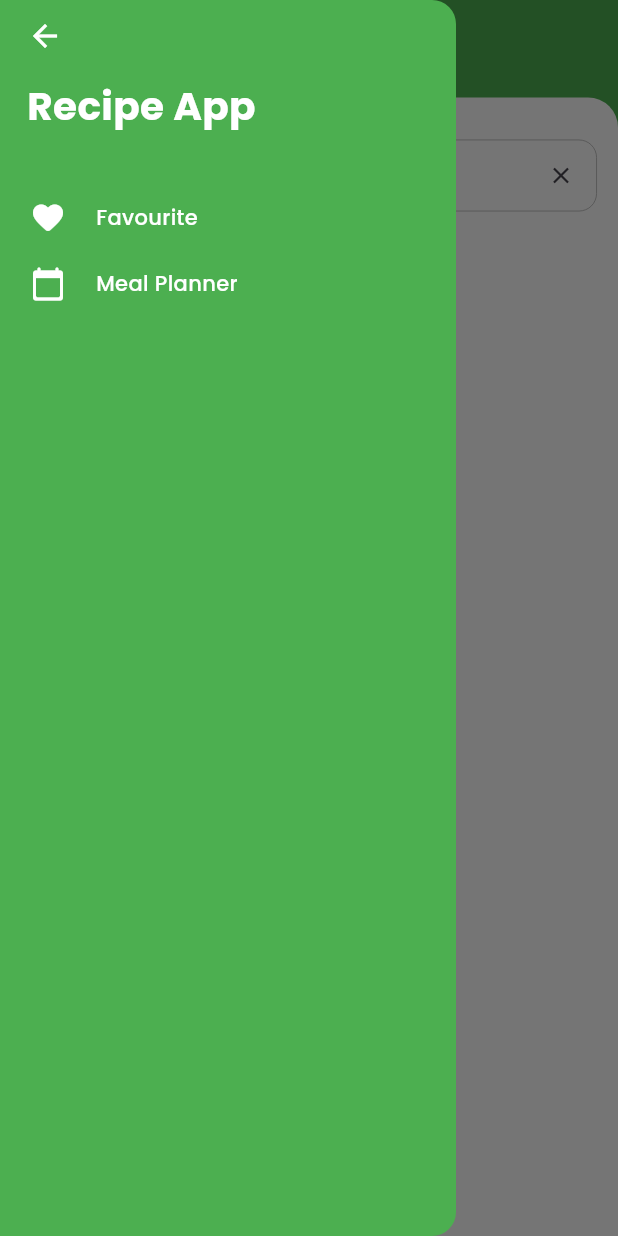
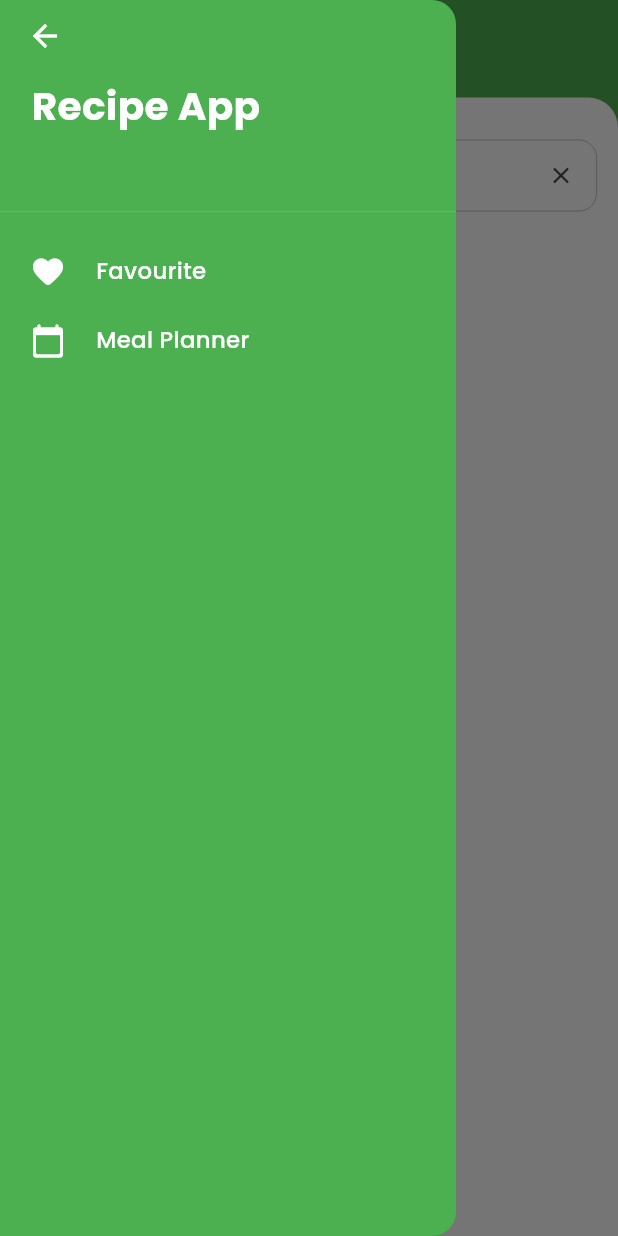
Before and after one commit to MayYaminThant/meal_planner, a Flutter app: the screen it shows after launch, after a tap on the "menu" icon, on a phone screen of 412 x 824 dp. Run offline on Flutter 3.47's test engine with Material 3 defaults, Android fonts, the phone set to English and light mode, and no system bars; our stand-ins replace cached_network_image, connectivity_plus, dio, flutter_dotenv, flutter_html, google_fonts and 2 more; accounts and stored records are empty; network calls fail.

Commit message:
fix and rechange the design

```diff
--- a/lib/components/common_utils.dart
+++ b/lib/components/common_utils.dart
@@ -1,4 +1,4 @@
-import 'package:meal_planner/components/export_files.dart';
+import '../components/export_files.dart';
 
 class CommonUtils {
   static void showAlertDialogWithOkButton({
--- a/lib/components/export_files.dart
+++ b/lib/components/export_files.dart
@@ -9,6 +9,7 @@ export '../controllers/wifi_controller.dart';
 export '../hive/hive_boxes.dart';
 export '../hive/meal_plan_hive_service.dart';
 export '../models/analyzed_instruction.dart';
+export '../models/cache_time.dart';
 export '../models/ent.dart';
 export '../models/ingredient.dart';
 export '../models/length.dart';
--- a/lib/controllers/recipe_controller.dart
+++ b/lib/controllers/recipe_controller.dart
@@ -1,10 +1,13 @@
 import 'package:connectivity_plus/connectivity_plus.dart';
 import 'package:hive_flutter/hive_flutter.dart';
-import 'package:meal_planner/components/export_files.dart';
-import 'package:meal_planner/hive/favourite_recipe_hive_service.dart';
-import 'package:meal_planner/services/api.dart';
+
+import '../components/export_files.dart';
+import '../hive/favourite_recipe_hive_service.dart';
+import '../services/api.dart';
 
 class RecipeController extends ChangeNotifier {
+  static const cacheDuration = Duration(minutes: 1);
+
   String? _searchKey;
   String? get searchKey => _searchKey;
   set searchKey(String? searchKey) {
@@ -64,10 +67,6 @@ class RecipeController extends ChangeNotifier {
     }
   }
 
-  bool isFavourite(int id) {
-    return _favRecipeList.any((r) => r.id == id);
-  }
-
   Future<bool> checkOfflineConnectivity() async {
     final connectivity = await Connectivity().checkConnectivity();
     return connectivity.contains(ConnectivityResult.none);
@@ -89,6 +88,17 @@ class RecipeController extends ChangeNotifier {
     if (await checkOfflineConnectivity()) {
       return;
     }
+
+    // todo: I temporarily turned it off because I was worried it might not work with the new data, but after turning it back on, it worked fine.
+    final Box<CacheTime> cacheBox = HiveBoxes.getCacheBox();
+    if (cacheBox.isNotEmpty) {
+      final cache = cacheBox.getAt(0)!;
+      final now = DateTime.now();
+      if (now.difference(cache.lastUpdated) < cacheDuration) {
+        return;
+      }
+    }
+
     recipeList.clear();
     isLoading = true;
 
@@ -96,6 +106,8 @@ class RecipeController extends ChangeNotifier {
       if (response != null &&
           (response.statusCode == 200 || response.statusCode == 201) &&
           response.data != null) {
+        await cacheBox.clear();
+        await cacheBox.add(CacheTime(lastUpdated: DateTime.now()));
         if (response.data['recipes'] is List) {
           final List<dynamic> results = response.data['recipes'];
           for (var data in results) {
@@ -128,6 +140,16 @@ class RecipeController extends ChangeNotifier {
     if (await checkOfflineConnectivity()) {
       return;
     }
+
+    // todo: I temporarily turned it off because I was worried it might not work with the new data, but after turning it back on, it worked fine
+    final Box<CacheTime> cacheBox = HiveBoxes.getCacheBox();
+    if (cacheBox.isNotEmpty) {
+      final cache = cacheBox.getAt(0)!;
+      final now = DateTime.now();
+      if (now.difference(cache.lastUpdated) < cacheDuration) {
+        return;
+      }
+    }
     recipeList.clear();
     isLoading = true;
 
@@ -136,6 +158,8 @@ class RecipeController extends ChangeNotifier {
       if (response != null &&
           (response.statusCode == 200 || response.statusCode == 201) &&
           response.data != null) {
+        await cacheBox.clear();
+        await cacheBox.add(CacheTime(lastUpdated: DateTime.now()));
         if (response.data is List) {
           for (var data in response.data) {
             _recipeList.add(Recipe.fromJson(data));
--- a/lib/controllers/wifi_controller.dart
+++ b/lib/controllers/wifi_controller.dart
@@ -1,4 +1,4 @@
-import 'package:meal_planner/components/export_files.dart';
+import '../components/export_files.dart';
 
 class WifiController extends ChangeNotifier {
   bool _isOffline = false;
--- a/lib/hive/hive_boxes.dart
+++ b/lib/hive/hive_boxes.dart
@@ -7,4 +7,5 @@ class HiveBoxes {
   static Box<dynamic> getFavouriteIdBox() =>
       Hive.box<dynamic>('favouriteIdBox');
   static Box<MealPlan> getMealPlanBox() => Hive.box<MealPlan>('mealPlans');
+  static Box<CacheTime> getCacheBox() => Hive.box<CacheTime>('cacheBox');
 }
--- a/lib/main.dart
+++ b/lib/main.dart
@@ -1,8 +1,8 @@
 import 'package:flutter_dotenv/flutter_dotenv.dart';
 import 'package:google_fonts/google_fonts.dart';
-import 'package:meal_planner/services/hive_service.dart';
 import 'package:provider/single_child_widget.dart';
 
+import '../services/hive_service.dart';
 import 'components/export_files.dart';
 import 'components/routers.dart';
 
--- /dev/null
+++ b/lib/models/cache_time.dart
@@ -0,0 +1,11 @@
+import 'package:hive/hive.dart';
+
+part 'cache_time.g.dart';
+
+@HiveType(typeId: 10)
+class CacheTime extends HiveObject {
+  @HiveField(1)
+  final DateTime lastUpdated;
+
+  CacheTime({required this.lastUpdated});
+}
--- a/lib/services/api.dart
+++ b/lib/services/api.dart
@@ -4,8 +4,8 @@ import 'dart:developer';
 
 import 'package:dio/dio.dart';
 import 'package:flutter_dotenv/flutter_dotenv.dart';
-import 'package:meal_planner/components/export_files.dart';
 
+import '../components/export_files.dart';
 import 'api_path.dart';
 
 class ApiServiceConfig {
@@ -196,7 +196,7 @@ class Api {
       'Accept': 'application/json',
       'Content-Type': 'application/json',
     };
-
+    // Data is not included completely (e.g Ingredients, Instructions)
     String apiKey = dotenv.get('API_KEY', fallback: '');
     return request(
       endpoint: APIPath.getRecipesByIngredients.onEndPoint(),
--- a/lib/services/hive_service.dart
+++ b/lib/services/hive_service.dart
@@ -1,12 +1,13 @@
 import 'package:hive_flutter/hive_flutter.dart';
-import 'package:meal_planner/models/step.dart';
 
 import '../components/export_files.dart';
+import '../models/step.dart';
 
 class HiveService {
   static const String recipesBoxName = 'allRecipesBox';
   static const String favouriteRecipes = 'favouriteIdBox';
   static const String mealPlans = 'mealPlans';
+  static const String cacheTime = 'cacheBox';
 
   static Future<void> init() async {
     await Hive.initFlutter();
@@ -20,10 +21,7 @@ class HiveService {
     Hive.registerAdapter(MeasuresAdapter());
     Hive.registerAdapter(MetricAdapter());
     Hive.registerAdapter(StepAdapter());
-
-    await Hive.deleteBoxFromDisk(recipesBoxName);
-    await Hive.deleteBoxFromDisk(favouriteRecipes);
-    await Hive.deleteBoxFromDisk(mealPlans);
+    Hive.registerAdapter(CacheTimeAdapter());
 
     if (!Hive.isBoxOpen(recipesBoxName)) {
       await Hive.openBox<Recipe>(recipesBoxName);
@@ -34,5 +32,8 @@ class HiveService {
     if (!Hive.isBoxOpen(mealPlans)) {
       await Hive.openBox<MealPlan>(mealPlans);
     }
+    if (!Hive.isBoxOpen(cacheTime)) {
+      await Hive.openBox<CacheTime>(cacheTime);
+    }
   }
 }
--- a/lib/views/recipe/recipe_screen.dart
+++ b/lib/views/recipe/recipe_screen.dart
@@ -219,7 +219,7 @@ class _RecipeScreenState extends State<RecipeScreen> {
                       EdgeInsets.symmetric(horizontal: 18, vertical: 4))),
             ),
             const Padding(
-              padding: EdgeInsets.symmetric(horizontal: 18, vertical: 4),
+              padding: EdgeInsets.symmetric(horizontal: 21, vertical: 4),
               child: Text(
                 'Recipe App',
                 style: TextStyle(
@@ -229,6 +229,11 @@ class _RecipeScreenState extends State<RecipeScreen> {
               ),
             ),
             const SizedBox(height: 40),
+            Divider(
+              color: Colors.white.withOpacity(0.2),
+              thickness: 0.4,
+            ),
+            const SizedBox(height: 20),
             InkWell(
               onTap: () {
                 Navigator.pushNamed(context, FavoriteScreen.routeName);
@@ -246,12 +251,13 @@ class _RecipeScreenState extends State<RecipeScreen> {
                     style: TextStyle(
                       color: Colors.white,
                       fontWeight: FontWeight.w500,
+                      fontSize: 15.2,
                     ),
                   )
                 ],
               ),
             ),
-            const SizedBox(height: 20),
+            const SizedBox(height: 22),
             InkWell(
               onTap: () {
                 Navigator.pushNamed(context, MealPlanScreen.routeName);
@@ -269,6 +275,7 @@ class _RecipeScreenState extends State<RecipeScreen> {
                     style: TextStyle(
                       color: Colors.white,
                       fontWeight: FontWeight.w500,
+                      fontSize: 15.2,
                     ),
                   )
                 ],
--- a/pubspec.yaml
+++ b/pubspec.yaml
@@ -41,6 +41,7 @@ dependencies:
   flutter_html: ^3.0.0-beta.2
   connectivity_plus: ^6.1.3
   intl: ^0.20.2
+  cached_network_image: ^3.4.0
 
   # The following adds the Cupertino Icons font to your application.
   # Use with the CupertinoIcons class for iOS style icons.
```
Also changed, not shown: lib/views/recipe/recipe_card.dart (+5 -3 lines), lib/views/recipe/recipe_detail_screen.dart (+53 -70 lines), lib/models/cache_time.g.dart (added), pubspec.lock.
